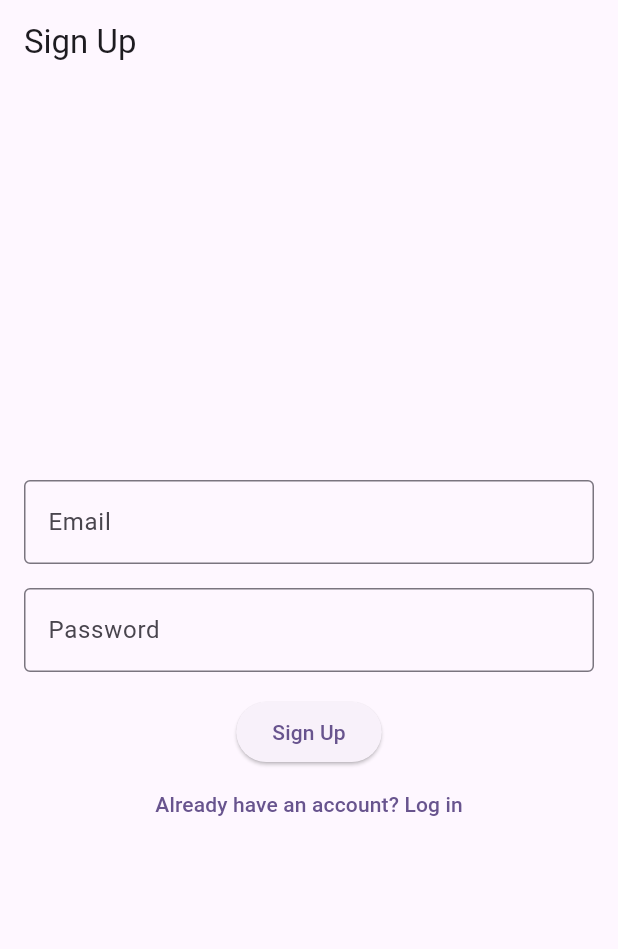
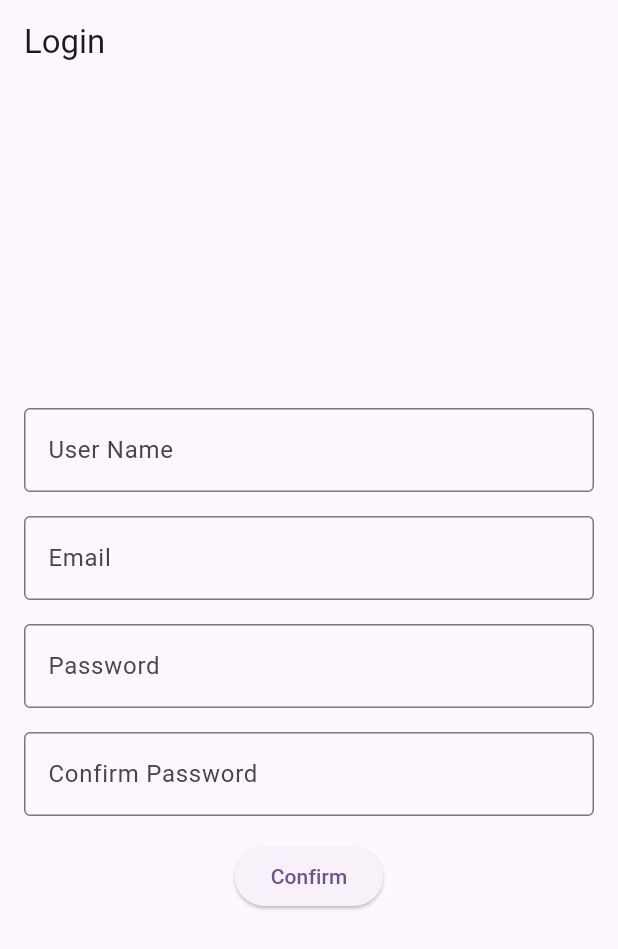
Before and after one commit to Samir-Dabhi/twist_and_solve, a Flutter app: the LoginPage screen opened by its route, after a tap on an icon or button, on a phone screen of 412 x 824 dp. Shown: the top 949 px of the screen. Run offline on Flutter 3.47's test engine with Material 3 defaults, Android fonts, the phone set to English and light mode, and no system bars; our stand-ins replace go_router, shared_preferences; accounts and stored records are empty.

Commit message:
auth changes done

```diff
--- a/lib/Pages/Signup.dart
+++ b/lib/Pages/Signup.dart
@@ -2,23 +2,94 @@ import 'package:flutter/material.dart';
 import 'package:go_router/go_router.dart';
 import 'package:twist_and_solve/Service/auth_service.dart';
 
-class SignupPage extends StatelessWidget {
+class SignUpPage extends StatefulWidget {
   final AuthService authService;
 
-  const SignupPage({required this.authService, super.key});
+  const SignUpPage({required this.authService, super.key});
+
+  @override
+  _SignUpPageState createState() => _SignUpPageState();
+}
+
+class _SignUpPageState extends State<SignUpPage> {
+
+  final TextEditingController nameController = TextEditingController();
+  final TextEditingController emailController = TextEditingController();
+  final TextEditingController passwordController = TextEditingController();
+  final TextEditingController confirmpasswordController = TextEditingController();
+  bool isLoading = false;
+
+  void authenticateUser() async {
+    final userName = nameController.text.trim();
+    final email = emailController.text.trim();
+    final password = passwordController.text.trim();
+    final confirmPassword = confirmpasswordController.text.trim();
+    if (password!=confirmPassword) {
+      ScaffoldMessenger.of(context).showSnackBar(
+        const SnackBar(
+          content: Text('Password and confirm Password must be same'),
+          backgroundColor: Colors.red,
+        ),
+      );
+      return;
+    }
+    if (email.isEmpty || password.isEmpty || userName.isEmpty || confirmPassword.isEmpty) {
+      ScaffoldMessenger.of(context).showSnackBar(
+        const SnackBar(
+          content: Text('Please enter all filds.'),
+          backgroundColor: Colors.red,
+        ),
+      );
+      return;
+    }
+
+    setState(() {
+      isLoading = true;
+    });
+
+    try {
+      final isAuthenticated =
+      await widget.authService.signup(userName,email, password);
+
+      setState(() {
+        isLoading = false;
+      });
+
+      if (isAuthenticated) {
+        // Correct navigation after successful login
+        context.go('/home'); // Navigate to HomePage (or the appropriate page)
+      }
+    } catch (e) {
+      setState(() {
+        isLoading = false;
+      });
+
+      ScaffoldMessenger.of(context).showSnackBar(
+        SnackBar(
+          content: Text(e.toString()),
+          backgroundColor: Colors.red,
+        ),
+      );
+    }
+  }
 
   @override
   Widget build(BuildContext context) {
-    final emailController = TextEditingController();
-    final passwordController = TextEditingController();
-
     return Scaffold(
-      appBar: AppBar(title: const Text('Sign Up')),
+      appBar: AppBar(title: const Text('Login')),
       body: Padding(
         padding: const EdgeInsets.all(16.0),
         child: Column(
           mainAxisAlignment: MainAxisAlignment.center,
           children: [
+            TextField(
+              controller: nameController,
+              decoration: const InputDecoration(
+                labelText: 'User Name',
+                border: OutlineInputBorder(),
+              ),
+            ),
+            const SizedBox(height: 16),
             TextField(
               controller: emailController,
               decoration: const InputDecoration(
@@ -36,30 +107,20 @@ class SignupPage extends StatelessWidget {
               ),
             ),
             const SizedBox(height: 16),
-            ElevatedButton(
-              onPressed: () {
-                // Mock sign-up process
-                final email = emailController.text.trim();
-                final password = passwordController.text.trim();
-
-                if (email.isNotEmpty && password.isNotEmpty) {
-                  // Handle successful sign-up (e.g., send to backend or Firebase).
-                  authService.signup('dabhisamir6@gmail.com','sd123'); // Mark the user as logged in.
-                  context.go('/home'); // Navigate to home.
-                } else {
-                  // Show an error message.
-                  ScaffoldMessenger.of(context).showSnackBar(
-                    const SnackBar(content: Text('Please fill in all fields')),
-                  );
-                }
-              },
-              child: const Text('Sign Up'),
+            TextField(
+              controller: confirmpasswordController,
+              obscureText: true,
+              decoration: const InputDecoration(
+                labelText: 'Confirm Password',
+                border: OutlineInputBorder(),
+              ),
             ),
-            TextButton(
-              onPressed: () {
-                context.go('/login'); // Navigate to LoginPage.
-              },
-              child: const Text('Already have an account? Log in'),
+            const SizedBox(height: 16),
+            isLoading
+                ? const CircularProgressIndicator()
+                : ElevatedButton(
+              onPressed: authenticateUser,
+              child: const Text('Confirm'),
             ),
           ],
         ),
--- a/lib/main.dart
+++ b/lib/main.dart
@@ -47,7 +47,7 @@ class MyApp extends StatelessWidget {
         ),
         GoRoute(
           path: '/signup',
-          builder: (context, state) => SignupPage(authService: authService),
+          builder: (context, state) => SignUpPage(authService: authService),
         ),
         GoRoute(
           path: '/splash',
--- a/pubspec.yaml
+++ b/pubspec.yaml
@@ -47,7 +47,7 @@ dev_dependencies:
   # package. See that file for information about deactivating specific lint
   # rules and activating additional ones.
   flutter_lints: ^4.0.0
-
+  flutter_
 # For information on the generic Dart part of this file, see the
 # following page: https://dart.dev/tools/pub/pubspec
 
```
Also changed, not shown: lib/Service/auth_service.dart (+35 -2 lines).
